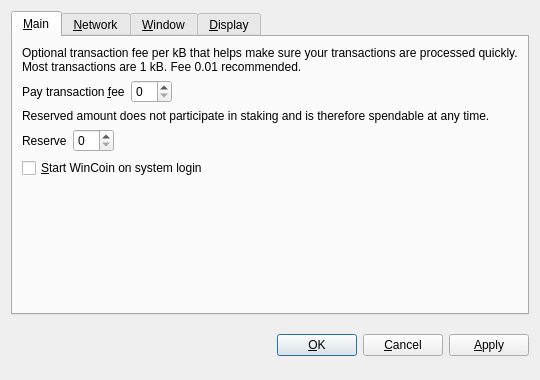
Before: the Qt Designer form src/qt/forms/optionsdialog.ui in loning/stratisX, drawn with Qt 5.
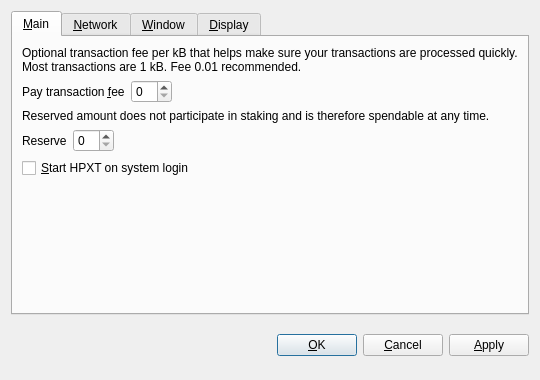
After: the same form once the commit is applied. Custom widgets are drawn as their Qt base class.

```diff
--- a/src/qt/forms/optionsdialog.ui
+++ b/src/qt/forms/optionsdialog.ui
@@ -128,7 +128,7 @@
           <string>Automatically start WinCoin after logging in to the system.</string>
          </property>
          <property name="text">
-          <string>&amp;Start WinCoin on system login</string>
+          <string>&amp;Start HPXT on system login</string>
          </property>
         </widget>
        </item>
```
Left out of the diff: 8 changed lines with no effect on the pictures.
